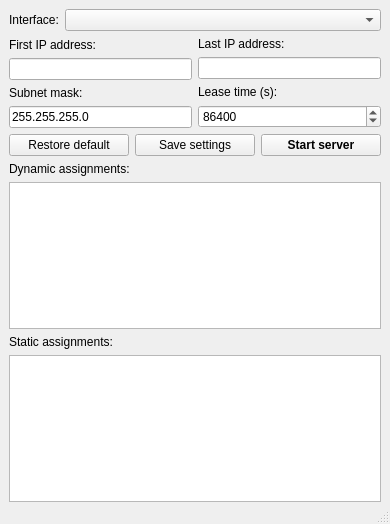
Above: mainwindow.ui from pe-jot/QtDhcpServer before the change. Below: the same form after it.
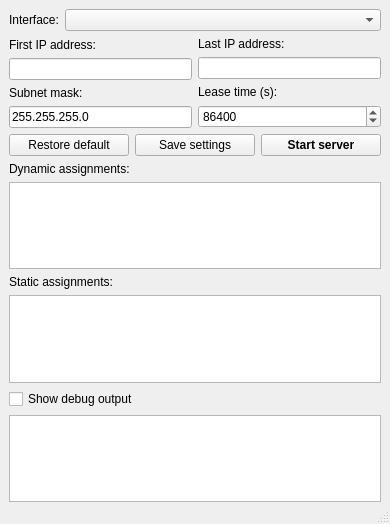
That is the form after the change. Icons and pictures are not drawn.

Commit message: Add debug output window

```diff
--- a/mainwindow.ui
+++ b/mainwindow.ui
@@ -232,6 +232,26 @@
         </attribute>
        </widget>
       </item>
+      <item>
+       <widget class="QCheckBox" name="chkShowDebugOutput">
+        <property name="text">
+         <string>Show debug output</string>
+        </property>
+       </widget>
+      </item>
+      <item>
+       <widget class="QPlainTextEdit" name="debugOutputText">
+        <property name="font">
+         <font>
+          <family>Consolas</family>
+          <pointsize>8</pointsize>
+         </font>
+        </property>
+        <property name="readOnly">
+         <bool>true</bool>
+        </property>
+       </widget>
+      </item>
      </layout>
     </item>
    </layout>
```
The commit also changes 3 other files.
